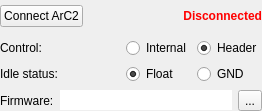
Old version of the form uis/arc2connection.ui in the repository arc-instruments/arc2control.
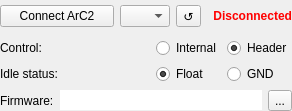
New version of the form.

Commit message: List available ArC2 addresses in connection panel

What changed in the file:
```diff
--- a/uis/arc2connection.ui
+++ b/uis/arc2connection.ui
@@ -6,7 +6,7 @@
    <rect>
     <x>0</x>
     <y>0</y>
-    <width>262</width>
+    <width>292</width>
     <height>111</height>
    </rect>
   </property>
@@ -33,7 +33,7 @@
     <number>0</number>
    </property>
    <item>
-    <layout class="QHBoxLayout" name="horizontalLayout" stretch="0,1">
+    <layout class="QHBoxLayout" name="horizontalLayout" stretch="2,1,1,1">
      <item>
       <widget class="QPushButton" name="connectArC2Button">
        <property name="text">
@@ -41,8 +41,43 @@
        </property>
       </widget>
      </item>
+     <item>
+      <widget class="QComboBox" name="efmIDsComboBox">
+       <property name="maximumSize">
+        <size>
+         <width>50</width>
+         <height>16777215</height>
+        </size>
+       </property>
+       <property name="toolTip">
+        <string>ArC2 address</string>
+       </property>
+      </widget>
+     </item>
+     <item>
+      <widget class="QToolButton" name="refreshIDsButton">
+       <property name="toolTip">
+        <string>Refresh Addresses</string>
+       </property>
+       <property name="text">
+        <string>↺</string>
+       </property>
+      </widget>
+     </item>
      <item>
       <widget class="QLabel" name="connectionArC2StatusLabel">
+       <property name="sizePolicy">
+        <sizepolicy hsizetype="Minimum" vsizetype="Preferred">
+         <horstretch>0</horstretch>
+         <verstretch>0</verstretch>
+        </sizepolicy>
+       </property>
+       <property name="minimumSize">
+        <size>
+         <width>85</width>
+         <height>0</height>
+        </size>
+       </property>
        <property name="styleSheet">
         <string notr="true">QLabel { color: red; font-weight: bold; }</string>
        </property>
```
The commit also changes 1 other file.
